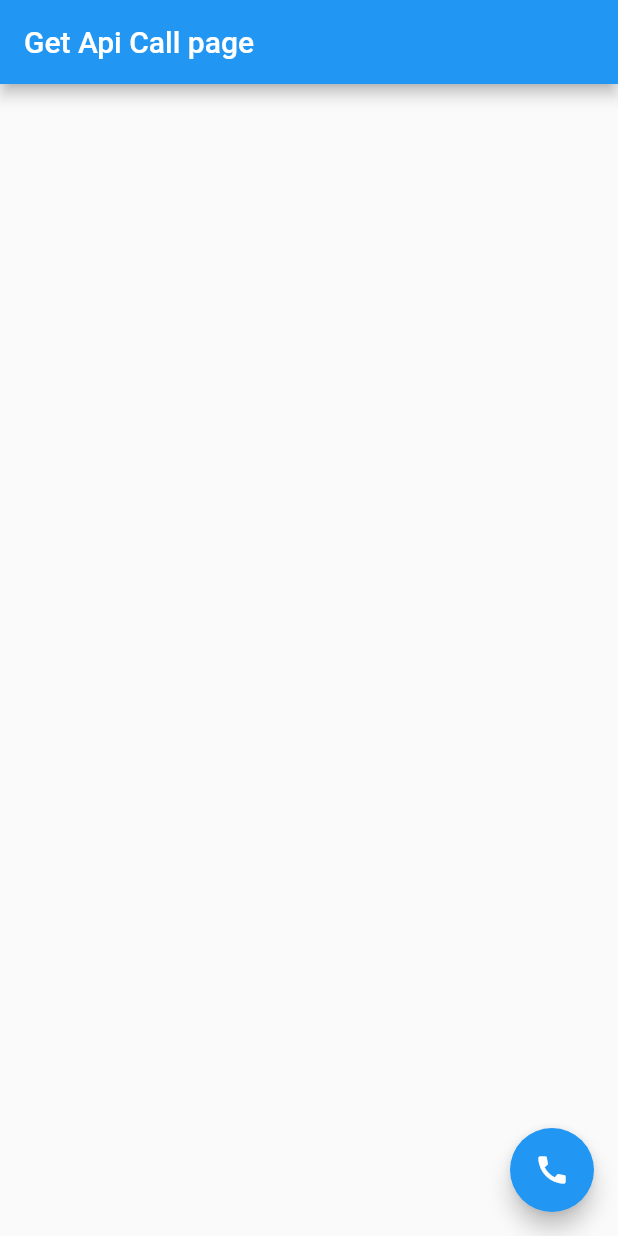
After one commit to jahidul96/flutter_everyday, a Flutter app: the screen it shows after launch, on a phone screen of 412 x 824 dp. The commit adds this screen. Run offline on Flutter 3.47's test engine with Material 2 defaults, Android fonts, the light colour scheme and no system bars.

Commit message:
http request added!!

```diff
--- /dev/null
+++ b/lib/apicall/get_api_screen.dart
@@ -0,0 +1,69 @@
+import 'dart:convert';
+
+import 'package:flutter/material.dart';
+import 'package:flutter/src/widgets/container.dart';
+import 'package:flutter/src/widgets/framework.dart';
+import 'package:http/http.dart' as http;
+
+class GetApiCallScreen extends StatefulWidget {
+  const GetApiCallScreen({super.key});
+
+  @override
+  State<GetApiCallScreen> createState() => _GetApiCallScreenState();
+}
+
+class _GetApiCallScreenState extends State<GetApiCallScreen> {
+  List products = [];
+  Future fetchData() async {
+    print("data fetching...");
+
+    const url = "https://fakestoreapi.com/products";
+    final uri = Uri.parse(url);
+    final response = await http.get(uri);
+
+    final body = response.body;
+    final json = jsonDecode(body);
+
+    setState(() {
+      products = json;
+    });
+
+    print(json);
+
+    print("data fetch completed");
+  }
+
+  @override
+  Widget build(BuildContext context) {
+    return Scaffold(
+      appBar: AppBar(
+        title: Text("Get Api Call page"),
+      ),
+      body: Center(
+          child: Column(
+        crossAxisAlignment: CrossAxisAlignment.center,
+        mainAxisAlignment: MainAxisAlignment.center,
+        children: [
+          Expanded(
+              child: ListView.builder(
+                  itemCount: products.length,
+                  itemBuilder: (context, index) {
+                    final title = products[index]["title"];
+                    return Container(
+                      color: Colors.amber,
+                      margin: EdgeInsets.all(10),
+                      child: Padding(
+                        padding: const EdgeInsets.all(8.0),
+                        child: Text(title),
+                      ),
+                    );
+                  }))
+        ],
+      )),
+      floatingActionButton: FloatingActionButton(
+        onPressed: fetchData,
+        child: Icon(Icons.call),
+      ),
+    );
+  }
+}
--- a/lib/main.dart
+++ b/lib/main.dart
@@ -1,4 +1,5 @@
 import 'package:flutter/material.dart';
+import 'package:flutter_everyday/apicall/get_api_screen.dart';
 import 'package:flutter_everyday/components/appBar.dart';
 import 'package:flutter_everyday/components/card_comp.dart';
 import 'package:flutter_everyday/components/drawerDemo.dart';
@@ -21,7 +22,7 @@ class MyApp extends StatelessWidget {
       theme: ThemeData(
         primarySwatch: Colors.blue,
       ),
-      home: CardComp(),
+      home: GetApiCallScreen(),
     );
   }
 }
```
Also changed, not shown: pubspec.yaml (+3 -4 lines), pubspec.lock.
